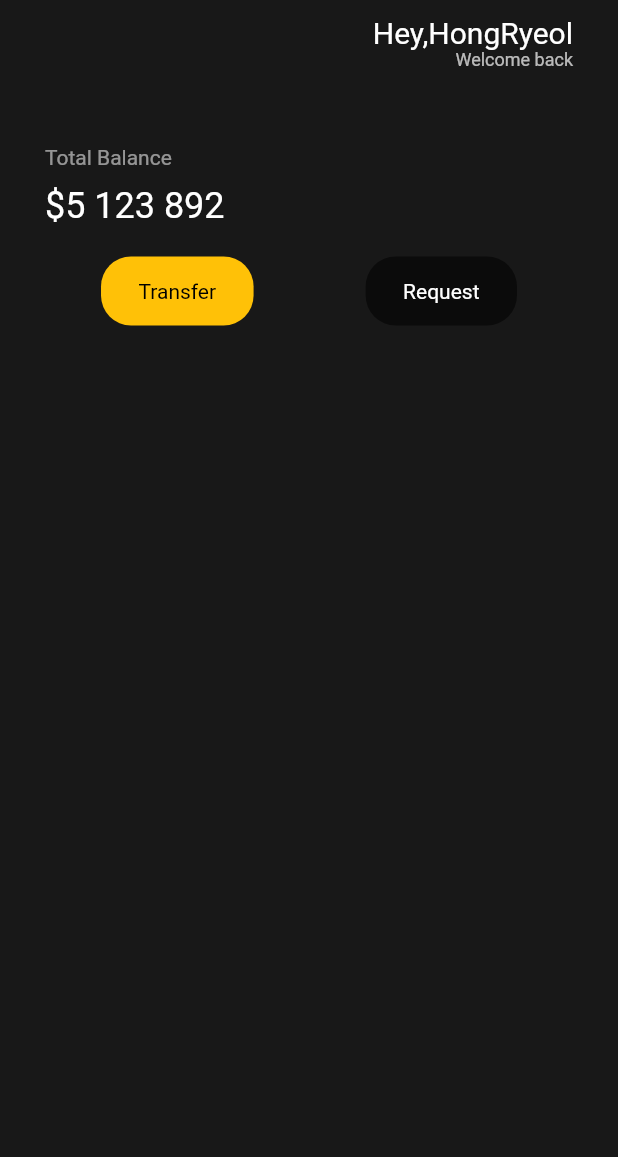
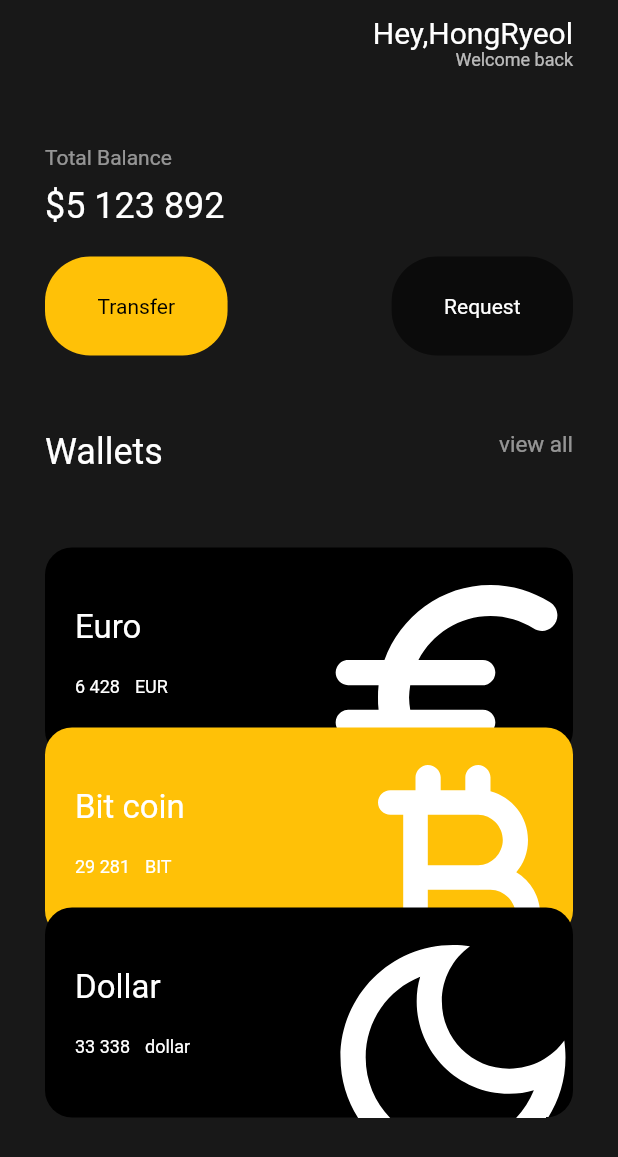
Before and after one commit to shy1008/toonflix, a Flutter app: the screen it shows after launch, on a phone screen of 412 x 824 dp. Shown: the top 1157 px of the screen. Run offline on Flutter 3.47's test engine with Material 2 defaults, Android fonts, the phone set to English and light mode, and no system bars.

Commit message:
Ui Challenge

```diff
--- a/lib/main.dart
+++ b/lib/main.dart
@@ -1,5 +1,6 @@
 import 'package:flutter/material.dart';
 import 'package:toonflix/widget/button.dart';
+import 'package:toonflix/widget/card.dart';
 
 void main() {
   runApp(MyApp());
@@ -13,6 +14,7 @@ class MyApp extends StatelessWidget {
       home: Scaffold(
           backgroundColor: Color(0xFF181818),
           body: SafeArea(
+            child: SingleChildScrollView(
               child: Padding(
                 padding: EdgeInsets.symmetric(vertical: 10, horizontal: 30),
                 child: Column(
@@ -26,11 +28,13 @@ class MyApp extends StatelessWidget {
                           children: [
                             Text(
                               'Hey,HongRyeol',
-                            style: TextStyle(color: Colors.white, fontSize: 20),
+                              style:
+                                  TextStyle(color: Colors.white, fontSize: 20),
                             ),
                             Text(
                               'Welcome back',
-                            style: TextStyle(color: Colors.white70, fontSize: 12),
+                              style: TextStyle(
+                                  color: Colors.white70, fontSize: 12),
                             )
                           ],
                         )
@@ -39,22 +43,81 @@ class MyApp extends StatelessWidget {
                     SizedBox(
                       height: 50,
                     ),
-                  Text('Total Balance', style: TextStyle(color: Colors.white54),),
+                    Text(
+                      'Total Balance',
+                      style: TextStyle(color: Colors.white54),
+                    ),
                     SizedBox(
                       height: 10,
                     ),
-                  Text('\$5 123 892', style: TextStyle(color: Colors.white,fontSize: 24),),
+                    Text(
+                      '\$5 123 892',
+                      style: TextStyle(color: Colors.white, fontSize: 24),
+                    ),
                     SizedBox(
                       height: 20,
                     ),
                     Row(
-                    mainAxisAlignment: MainAxisAlignment.spaceAround,
+                      mainAxisAlignment: MainAxisAlignment.spaceBetween,
                       children: [
-                      Button(text: 'Transfer', txtColor: Colors.black, bgColor: Colors.amber,),
-                      Button(text: 'Request', txtColor: Colors.white, bgColor: Colors.black54,),
+                        Button(
+                          text: 'Transfer',
+                          txtColor: Colors.black,
+                          bgColor: Colors.amber,
+                        ),
+                        Button(
+                          text: 'Request',
+                          txtColor: Colors.white,
+                          bgColor: Colors.black54,
+                        ),
                       ],
+                    ),
+                    SizedBox(
+                      height: 50,
+                    ),
+                    Row(
+                      mainAxisAlignment: MainAxisAlignment.spaceBetween,
+                      crossAxisAlignment: CrossAxisAlignment.start,
+                      children: [
+                        Text(
+                          'Wallets',
+                          style: TextStyle(color: Colors.white, fontSize: 24),
+                        ),
+                        Text(
+                          'view all',
+                          style: TextStyle(color: Colors.white54, fontSize: 15),
                         )
                       ],
+                    ),
+                    SizedBox(
+                      height: 50,
+                    ),
+                    MyCard(
+                      title: 'Euro',
+                      num: '6 428',
+                      money: 'EUR',
+                      iconData: Icons.euro_rounded,
+                      offset: Offset(0.0, 0.0),
+                      color: Colors.black,
+                    ),
+                    MyCard(
+                      title: 'Bit coin',
+                      num: '29 281',
+                      money: 'BIT',
+                      iconData: Icons.currency_bitcoin_rounded,
+                      offset: Offset(0.0, -20.0),
+                      color: Colors.amber,
+                    ),
+                    MyCard(
+                      title: 'Dollar',
+                      num: '33 338',
+                      money: 'dollar',
+                      iconData: Icons.dark_mode_outlined,
+                      offset: Offset(0.0, -40.0),
+                      color: Colors.black,
+                    )
+                  ],
+                ),
               ),
             ),
           )),
--- a/lib/widget/button.dart
+++ b/lib/widget/button.dart
@@ -15,9 +15,9 @@ class Button extends StatelessWidget {
   Widget build(BuildContext context) {
     return Container(
       decoration: BoxDecoration(
-          color: bgColor, borderRadius: BorderRadius.circular(20)),
+          color: bgColor, borderRadius: BorderRadius.circular(30)),
       child: Padding(
-        padding: EdgeInsets.symmetric(vertical: 15, horizontal: 25),
+        padding: EdgeInsets.symmetric(vertical: 25, horizontal: 35),
         child: Text(
           '$text',
           style: TextStyle(color: txtColor),
--- /dev/null
+++ b/lib/widget/card.dart
@@ -0,0 +1,69 @@
+import 'package:flutter/material.dart';
+
+class MyCard extends StatelessWidget {
+  final String title, num, money;
+  final IconData iconData;
+  final Offset offset;
+  final Color color;
+
+  const MyCard(
+      {super.key,
+      required this.title,
+      required this.num,
+      required this.money,
+      required this.iconData,
+      required this.offset, required this.color});
+
+  @override
+  Widget build(BuildContext context) {
+    return Transform.translate(
+      offset: offset,
+      child: Container(
+        clipBehavior: Clip.hardEdge,
+        decoration: BoxDecoration(
+          borderRadius: BorderRadius.circular(18),
+          color: color,
+        ),
+        child: Padding(
+          padding: const EdgeInsets.all(20.0),
+          child: Row(
+            mainAxisAlignment: MainAxisAlignment.spaceBetween,
+            children: [
+              Column(
+                crossAxisAlignment: CrossAxisAlignment.start,
+                children: [
+                  Text('$title',
+                      style: TextStyle(color: Colors.white, fontSize: 22)),
+                  SizedBox(
+                    height: 20,
+                  ),
+                  Row(
+                    children: [
+                      Text('$num',
+                          style: TextStyle(color: Colors.white, fontSize: 12)),
+                      SizedBox(
+                        width: 10,
+                      ),
+                      Text('$money',
+                          style: TextStyle(color: Colors.white, fontSize: 12)),
+                    ],
+                  )
+                ],
+              ),
+              Transform.scale(
+                  scale: 2.0,
+                  child: Transform.translate(
+                    offset: Offset(-5.0, 15.0),
+                    child: Icon(
+                      iconData,
+                      size: 100,
+                      color: Colors.white,
+                    ),
+                  ))
+            ],
+          ),
+        ),
+      ),
+    );
+  }
+}
```
Lines whose indentation alone changed are shown as unchanged.
